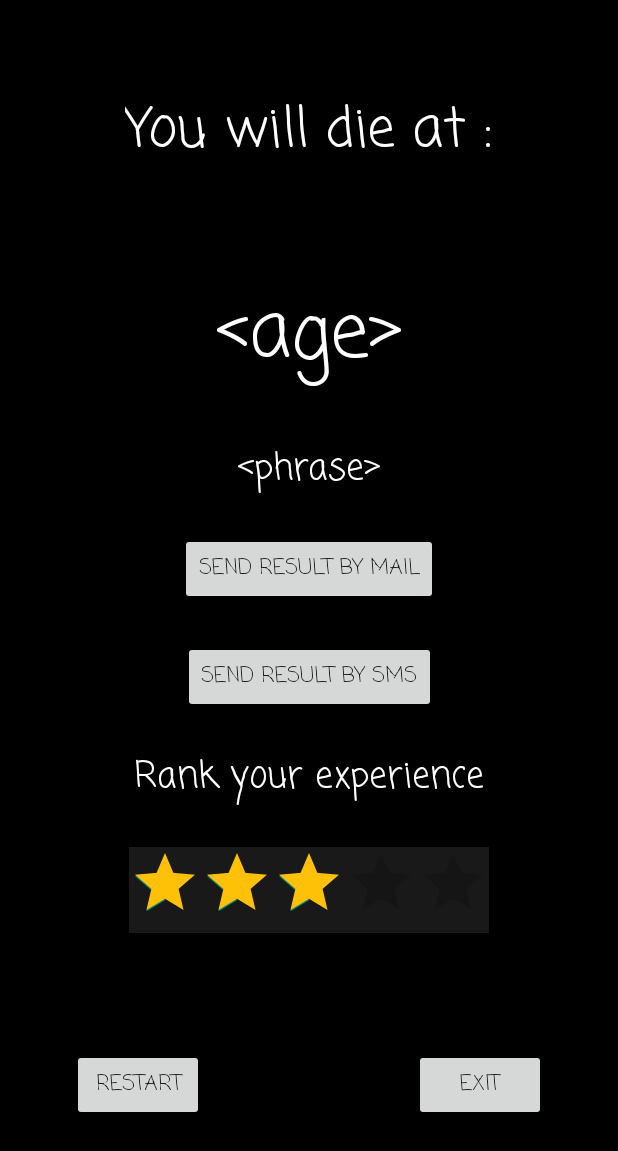
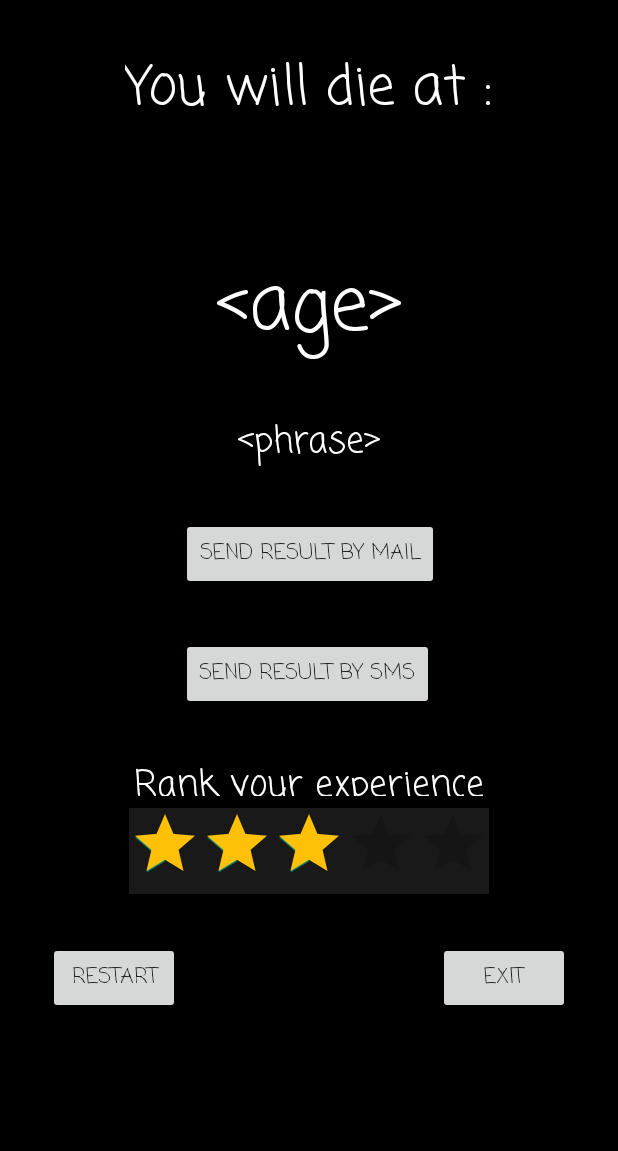
Before and after one commit to simonpayraudeau/FilRouge, an Android app: the Result screen opened directly, with no data from a screen before it, on a phone screen of 412 x 824 dp. Shown: the top 1151 px of the screen. Run offline under Robolectric (Android 15) with nearby library versions, the phone set to English and light mode, and no system bars; 9 statements that could not run were skipped.

Commit message:
result scroll view

```diff
--- a/app/build.gradle
+++ b/app/build.gradle
@@ -32,10 +32,6 @@ dependencies {
 
     implementation 'androidx.appcompat:appcompat:1.2.0'
     implementation 'androidx.constraintlayout:constraintlayout:2.0.1'
-    implementation fileTree(dir: 'libs\\google-api-java-client\\libs', include: ['*.aar', '*.jar'], exclude: [])
-    implementation files('libs\\activation.jar')
-    implementation files('libs\\additionnal.jar')
-    implementation files('libs\\mail.jar')
     testImplementation 'junit:junit:4.12'
     androidTestImplementation 'androidx.test.ext:junit:1.1.2'
     androidTestImplementation 'androidx.test.espresso:espresso-core:3.3.0'
--- a/app/src/main/res/layout/activity_result.xml
+++ b/app/src/main/res/layout/activity_result.xml
@@ -7,69 +7,69 @@
     android:background="#000000"
     tools:context=".Result">
 
-    <TextView
-        android:id="@+id/txtResultat"
+    <ScrollView
+        android:layout_width="match_parent"
+        android:layout_height="match_parent">
+
+        <androidx.constraintlayout.widget.ConstraintLayout
+            android:layout_width="match_parent"
+            android:layout_height="wrap_content"
+            android:orientation="vertical"
+            android:id="@+id/linearLayout4">
+
+            <Button
+                android:id="@+id/btnEmail"
                 android:layout_width="wrap_content"
                 android:layout_height="wrap_content"
-        android:layout_marginTop="60dp"
+                android:layout_marginTop="32dp"
                 android:fontFamily="casual"
-        android:text="@string/you_will_die_at"
-        android:textColor="#FFFFFF"
-        android:textSize="36sp"
+                android:onClick="sendEmail"
+                android:text="@string/send_result_by_mail"
                 app:layout_constraintEnd_toEndOf="parent"
+                app:layout_constraintHorizontal_bias="0.504"
                 app:layout_constraintStart_toStartOf="parent"
-        app:layout_constraintTop_toTopOf="parent" />
+                app:layout_constraintTop_toBottomOf="@+id/txtphrase"
+                tools:layout_conversion_absoluteHeight="48dp"
+                tools:layout_conversion_absoluteWidth="171dp" />
 
-    <RatingBar
-        android:id="@+id/rtbar"
+            <Button
+                android:id="@+id/txtExit"
                 android:layout_width="wrap_content"
                 android:layout_height="wrap_content"
-        android:layout_marginBottom="32dp"
-        android:background="#191919"
-        android:max="5"
-        android:progress="3"
-        android:progressTint="#FFC107"
-        android:visibility="visible"
+                android:layout_marginTop="32dp"
+                android:layout_marginEnd="32dp"
+                android:layout_marginBottom="24dp"
+                android:fontFamily="casual"
+                android:onClick="finish"
+                android:text="@string/exit"
                 app:layout_constraintBottom_toBottomOf="parent"
                 app:layout_constraintEnd_toEndOf="parent"
+                app:layout_constraintHorizontal_bias="1.0"
                 app:layout_constraintStart_toStartOf="parent"
-        app:layout_constraintTop_toBottomOf="@+id/txtrank"
-        app:layout_constraintVertical_bias="0.13999999"
-        tools:visibility="visible" />
+                app:layout_constraintTop_toBottomOf="@+id/rtbar"
+                tools:layout_conversion_absoluteHeight="48dp"
+                tools:layout_conversion_absoluteWidth="88dp" />
 
-    <TextView
-        android:id="@+id/txtrank"
+            <Button
+                android:id="@+id/button"
                 android:layout_width="wrap_content"
                 android:layout_height="wrap_content"
-        android:layout_marginTop="24dp"
+                android:layout_marginTop="32dp"
                 android:fontFamily="casual"
-        android:text="@string/rank_your_experience"
-        android:textColor="#FFFFFF"
-        android:textSize="24sp"
+                android:onClick="sendSMS"
+                android:text="@string/send_result_by_sms"
                 app:layout_constraintEnd_toEndOf="parent"
+                app:layout_constraintHorizontal_bias="0.497"
                 app:layout_constraintStart_toStartOf="parent"
-        app:layout_constraintTop_toBottomOf="@+id/button" />
-
-    <TextView
-        android:id="@+id/txtage"
-        android:layout_width="wrap_content"
-        android:layout_height="wrap_content"
-        android:layout_marginTop="70dp"
-        android:fontFamily="casual"
-        android:text="@string/age"
-        android:textColor="#FFFFFF"
-        android:textSize="50sp"
-        app:layout_constraintEnd_toEndOf="parent"
-        app:layout_constraintStart_toStartOf="parent"
-        app:layout_constraintTop_toBottomOf="@+id/txtResultat" />
+                app:layout_constraintTop_toBottomOf="@+id/btnEmail"
+                tools:layout_conversion_absoluteHeight="48dp"
+                tools:layout_conversion_absoluteWidth="168dp" />
 
             <TextView
                 android:id="@+id/txtphrase"
-        android:layout_width="0dp"
+                android:layout_width="wrap_content"
                 android:layout_height="wrap_content"
-        android:layout_marginStart="8dp"
                 android:layout_marginTop="32dp"
-        android:layout_marginEnd="8dp"
                 android:fontFamily="casual"
                 android:text="@string/phrase"
                 android:textAlignment="center"
@@ -77,27 +77,17 @@
                 android:textSize="24sp"
                 app:layout_constraintEnd_toEndOf="parent"
                 app:layout_constraintStart_toStartOf="parent"
-        app:layout_constraintTop_toBottomOf="@+id/txtage" />
-
-    <Button
-        android:id="@+id/txtExit"
-        android:layout_width="wrap_content"
-        android:layout_height="wrap_content"
-        android:layout_marginEnd="48dp"
-        android:fontFamily="casual"
-        android:onClick="finish"
-        android:text="@string/exit"
-        app:layout_constraintBottom_toBottomOf="parent"
-        app:layout_constraintEnd_toEndOf="parent"
-        app:layout_constraintHorizontal_bias="1.0"
-        app:layout_constraintStart_toStartOf="parent"
-        app:layout_constraintTop_toBottomOf="@+id/rtbar" />
+                app:layout_constraintTop_toBottomOf="@+id/txtage"
+                tools:layout_conversion_absoluteHeight="293dp"
+                tools:layout_conversion_absoluteWidth="0dp" />
 
             <Button
                 android:id="@+id/btnRestart"
                 android:layout_width="wrap_content"
                 android:layout_height="wrap_content"
-        android:layout_marginStart="48dp"
+                android:layout_marginStart="32dp"
+                android:layout_marginTop="32dp"
+                android:layout_marginBottom="24dp"
                 android:fontFamily="casual"
                 android:onClick="restart"
                 android:text="@string/restart"
@@ -105,29 +95,72 @@
                 app:layout_constraintEnd_toEndOf="parent"
                 app:layout_constraintHorizontal_bias="0.0"
                 app:layout_constraintStart_toStartOf="parent"
-        app:layout_constraintTop_toBottomOf="@+id/rtbar" />
+                app:layout_constraintTop_toBottomOf="@+id/rtbar"
+                tools:layout_conversion_absoluteHeight="48dp"
+                tools:layout_conversion_absoluteWidth="88dp" />
 
-    <Button
-        android:id="@+id/btnEmail"
+            <TextView
+                android:id="@+id/txtResultat"
                 android:layout_width="wrap_content"
                 android:layout_height="wrap_content"
-        android:layout_marginTop="24dp"
+                android:layout_marginTop="32dp"
                 android:fontFamily="casual"
-        android:onClick="sendEmail"
-        android:text="@string/send_result_by_mail"
+                android:text="@string/you_will_die_at"
+                android:textColor="#FFFFFF"
+                android:textSize="36sp"
                 app:layout_constraintEnd_toEndOf="parent"
                 app:layout_constraintStart_toStartOf="parent"
-        app:layout_constraintTop_toBottomOf="@+id/txtphrase" />
+                app:layout_constraintTop_toTopOf="parent"
+                tools:layout_conversion_absoluteHeight="55dp"
+                tools:layout_conversion_absoluteWidth="246dp" />
 
-    <Button
-        android:id="@+id/button"
+            <TextView
+                android:id="@+id/txtrank"
+                android:layout_width="234dp"
+                android:layout_height="25dp"
+                android:layout_marginTop="32dp"
+                android:fontFamily="casual"
+                android:text="@string/rank_your_experience"
+                android:textColor="#FFFFFF"
+                android:textSize="24sp"
+                app:layout_constraintEnd_toEndOf="parent"
+                app:layout_constraintStart_toStartOf="parent"
+                app:layout_constraintTop_toBottomOf="@+id/button"
+                tools:layout_conversion_absoluteHeight="37dp"
+                tools:layout_conversion_absoluteWidth="234dp" />
+
+            <RatingBar
+                android:id="@+id/rtbar"
                 android:layout_width="wrap_content"
                 android:layout_height="wrap_content"
-        android:layout_marginTop="24dp"
-        android:fontFamily="casual"
-        android:onClick="sendSMS"
-        android:text="@string/send_result_by_sms"
+                android:layout_marginTop="8dp"
+                android:background="#191919"
+                android:max="5"
+                android:progress="3"
+                android:progressTint="#FFC107"
+                android:visibility="visible"
                 app:layout_constraintEnd_toEndOf="parent"
                 app:layout_constraintStart_toStartOf="parent"
-        app:layout_constraintTop_toBottomOf="@+id/btnEmail" />
+                app:layout_constraintTop_toBottomOf="@+id/txtrank"
+                tools:layout_conversion_absoluteHeight="57dp"
+                tools:layout_conversion_absoluteWidth="240dp"
+                tools:visibility="visible" />
+
+            <TextView
+                android:id="@+id/txtage"
+                android:layout_width="wrap_content"
+                android:layout_height="wrap_content"
+                android:layout_marginTop="80dp"
+                android:fontFamily="casual"
+                android:text="@string/age"
+                android:textColor="#FFFFFF"
+                android:textSize="50sp"
+                app:layout_constraintEnd_toEndOf="parent"
+                app:layout_constraintStart_toStartOf="parent"
+                app:layout_constraintTop_toBottomOf="@+id/txtResultat"
+                tools:layout_conversion_absoluteHeight="76dp"
+                tools:layout_conversion_absoluteWidth="125dp" />
         </androidx.constraintlayout.widget.ConstraintLayout>
+    </ScrollView>
+
+</androidx.constraintlayout.widget.ConstraintLayout>
```
Also changed, not shown: app/src/main/java/up/gphy/filrouge/GMailSender.java (deleted, +0 -109 lines), app/src/main/java/up/gphy/filrouge/JSSEProvider.java (deleted, +0 -46 lines). Lines whose indentation alone changed are shown as unchanged.
